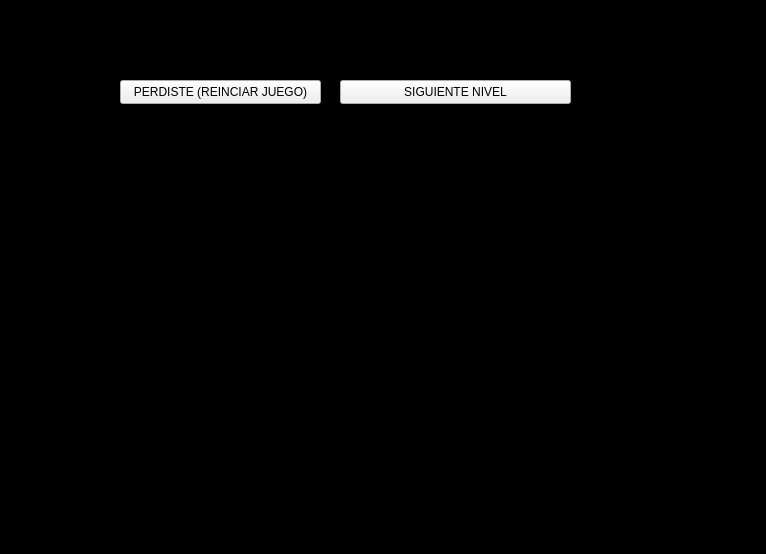
Old version of the form gameplay.ui in the repository facurz55/Paper-Please.
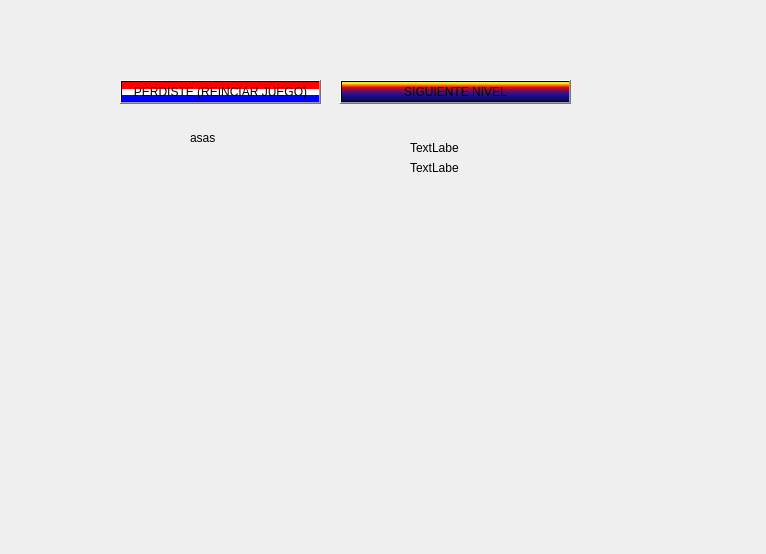
New version of the form. The open tabs and pages were chosen to show the change. Icons and pictures are not drawn.

Commit message: cambio de ventanas

The edit to the form file:
```diff
--- a/gameplay.ui
+++ b/gameplay.ui
@@ -191,7 +191,8 @@
      </widget>
      <widget class="QWidget" name="game_2">
       <property name="styleSheet">
-       <string notr="true">#game_2{background-color: rgb(0, 0, 0);}
+       <string notr="true">#game_2{
+	border-image: url(:/mesa.png);}
 </string>
       </property>
       <widget class="QPushButton" name="Boton_ReiniciarNivel">
@@ -203,6 +204,9 @@
          <height>24</height>
         </rect>
        </property>
+       <property name="styleSheet">
+        <string notr="true">background-color: qlineargradient(spread:pad, x1:0, y1:0, x2:0, y2:1, stop:0 rgba(255, 0, 0, 255), stop:0.339795 rgba(255, 0, 0, 255), stop:0.339799 rgba(255, 255, 255, 255), stop:0.662444 rgba(255, 255, 255, 255), stop:0.662469 rgba(0, 0, 255, 255), stop:1 rgba(0, 0, 255, 255));</string>
+       </property>
        <property name="text">
         <string>PERDISTE (REINCIAR JUEGO)</string>
        </property>
@@ -216,6 +220,9 @@
          <height>24</height>
         </rect>
        </property>
+       <property name="styleSheet">
+        <string notr="true">background-color: qlineargradient(spread:pad, x1:0, y1:1, x2:0, y2:0, stop:0 rgba(0, 0, 0, 255), stop:0.05 rgba(14, 8, 73, 255), stop:0.36 rgba(28, 17, 145, 255), stop:0.6 rgba(126, 14, 81, 255), stop:0.75 rgba(234, 11, 11, 255), stop:0.79 rgba(244, 70, 5, 255), stop:0.86 rgba(255, 136, 0, 255), stop:0.935 rgba(239, 236, 55, 255));</string>
+       </property>
        <property name="text">
         <string>SIGUIENTE NIVEL</string>
        </property>
```
The commit also changes 5 other files.
